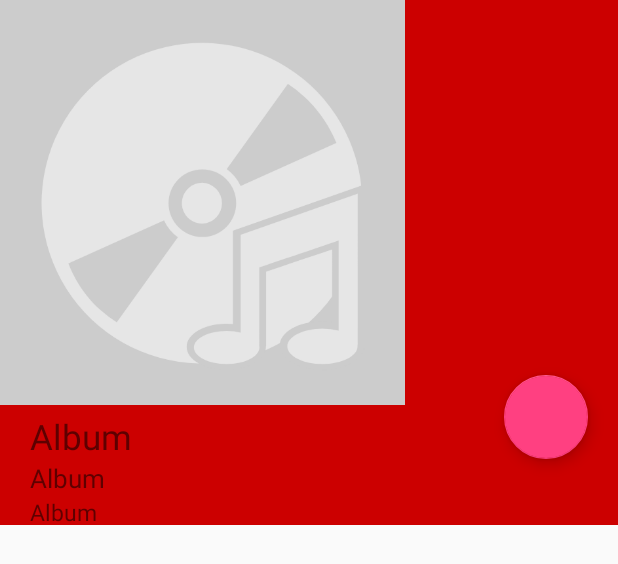
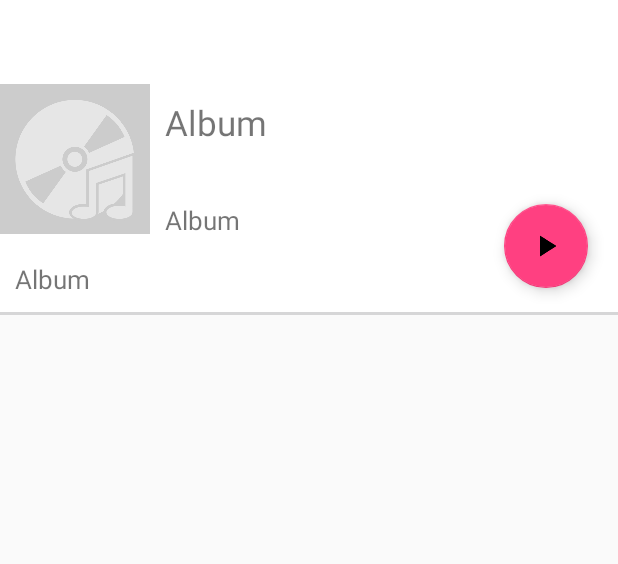
Before and after one commit to golomb1/Muzix, an Android app: the layout playlist_header.xml on its own in the app's theme, with its tools: preview values and no code run, on a phone screen of 412 x 824 dp. Shown: the top 564 px of the screen. Run offline under Robolectric (Android 15) with nearby library versions, the phone set to English and light mode, and no system bars.

Commit message:
update few layouts

```diff
--- a/app/build.gradle
+++ b/app/build.gradle
@@ -34,5 +34,6 @@ dependencies {
     compile 'com.android.support:support-v4:24.2.1'
     compile 'org.greenrobot:eventbus:3.0.0'
     compile 'com.orhanobut:logger:1.15'
+    compile 'com.android.support:cardview-v7:24.2.1'
 
 }
--- a/app/src/main/res/layout/playlist_header.xml
+++ b/app/src/main/res/layout/playlist_header.xml
@@ -1,66 +1,91 @@
 <?xml version="1.0" encoding="utf-8"?>
-<RelativeLayout xmlns:android="http://schemas.android.com/apk/res/android"
+<RelativeLayout
+    xmlns:android="http://schemas.android.com/apk/res/android"
     android:layout_width="match_parent"
-    android:layout_height="350dp"
-    android:background="@android:color/holo_red_dark"
-    android:orientation="vertical">
+    android:layout_height="wrap_content"
+    android:background="@color/cardview_light_background">
+
+    <Space
+        android:id="@+id/space"
+        android:layout_width="match_parent"
+        android:layout_height="?attr/actionBarSize" />
 
     <ImageView
-        android:id="@+id/album"
-        android:layout_width="270dp"
-        android:layout_height="270dp"
-        android:src="@drawable/default_album"
+        android:layout_below="@+id/space"
+        android:id="@+id/album_image"
+        android:layout_width="100dp"
+        android:layout_height="100dp"
         android:contentDescription="@string/album"
-        android:layout_gravity="center"/>
+        android:src="@drawable/default_album" />
 
     <android.support.design.widget.FloatingActionButton
-        android:layout_below="@+id/album"
-        android:layout_marginTop="-20dp"
+        android:layout_width="wrap_content"
+        android:layout_height="wrap_content"
+        android:layout_alignParentEnd="true"
+        android:layout_alignParentRight="true"
+        android:layout_below="@+id/album_image"
         android:layout_marginEnd="20dp"
-        android:layout_marginStart="20dp"
         android:layout_marginLeft="20dp"
         android:layout_marginRight="20dp"
-        android:layout_alignParentEnd="true"
-        android:layout_alignParentRight="true"
-        android:layout_width="wrap_content"
-        android:layout_height="wrap_content" />
+        android:src="@drawable/ic_play_arrow_black_24dp"
+        android:layout_marginStart="20dp"
+        android:layout_marginTop="-20dp" />
 
-    <LinearLayout
-        android:layout_below="@+id/album"
-        android:paddingEnd="20dp"
-        android:paddingStart="20dp"
-        android:paddingTop="5dp"
-        android:layout_width="match_parent"
-        android:orientation="vertical"
-        android:layout_height="80dp">
 
     <TextView
+        android:id="@+id/Album_name"
         android:layout_width="match_parent"
         android:layout_height="wrap_content"
-            android:id="@+id/Album_name"
+        android:layout_gravity="start"
+        android:layout_margin="10dp"
+        android:layout_alignTop="@+id/album_image"
+        android:layout_toEndOf="@+id/album_image"
+        android:layout_toRightOf="@+id/album_image"
+        android:lines="2"
+        android:text="@string/album"
         android:textAlignment="viewStart"
-            android:layout_gravity="start"
-            android:textSize="23sp"
-            android:text="@string/album"/>
+        android:textSize="23sp" />
+
 
     <TextView
+        android:id="@+id/album_creator"
         android:layout_width="match_parent"
         android:layout_height="wrap_content"
+        android:layout_below="@id/Album_name"
+        android:layout_gravity="start"
+        android:layout_marginEnd="10dp"
+        android:layout_marginLeft="10dp"
+        android:layout_marginRight="10dp"
+        android:layout_marginStart="10dp"
+        android:layout_toEndOf="@+id/album_image"
+        android:layout_toRightOf="@+id/album_image"
+        android:lines="1"
+        android:text="@string/album"
         android:textAlignment="viewStart"
-            android:layout_gravity="start"
-            android:id="@+id/album_creator"
-            android:textSize="17sp"
-            android:text="@string/album"/>
+        android:textSize="17sp" />
 
     <TextView
+        android:id="@+id/songs_number"
         android:layout_width="match_parent"
         android:layout_height="wrap_content"
+        android:layout_below="@id/album_creator"
+        android:layout_gravity="start"
+        android:layout_marginBottom="10dp"
+        android:layout_marginEnd="10dp"
+        android:layout_marginLeft="10dp"
+        android:layout_marginRight="10dp"
+        android:layout_marginStart="10dp"
+        android:layout_marginTop="15dp"
+        android:lines="1"
+        android:text="@string/album"
         android:textAlignment="viewStart"
-            android:layout_gravity="start"
-            android:id="@+id/songs_number"
-            android:textSize="15sp"
-            android:text="@string/album"/>
-    </LinearLayout>
+        android:textSize="17sp" />
 
+    <ImageView
+        android:layout_width="match_parent"
+        android:layout_height="2dp"
+        android:layout_below="@id/songs_number"
+        android:background="@color/grey"
+        android:contentDescription="@string/divider" />
 
 </RelativeLayout>
```
Also changed, not shown: app/src/main/res/drawable/ic_more_vert_black_12dp.xml (added, +10 -0 lines), app/src/main/res/layout/group_header.xml (added, +16 -0 lines), app/src/main/res/layout/playlist_card.xml (added, +61 -0 lines). Lines whose indentation alone changed are shown as unchanged.
